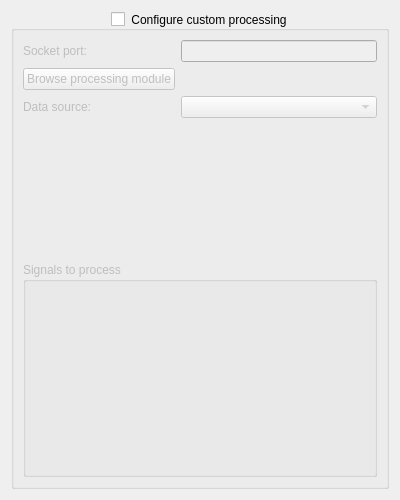
pulp-bio/biogui, file biogui/resources/processing_config_widget.ui: the form before one commit.
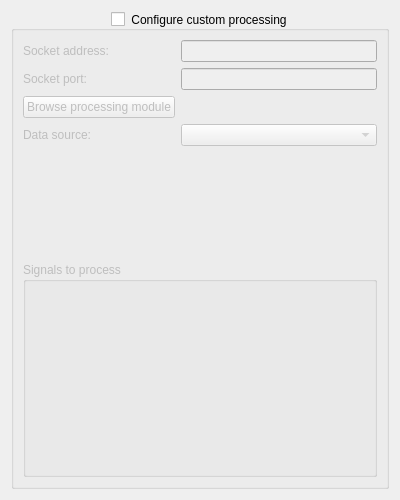
The form after the commit.

Commit message: Changed processing module

```diff
--- a/biogui/resources/processing_config_widget.ui
+++ b/biogui/resources/processing_config_widget.ui
@@ -31,7 +31,7 @@
      <layout class="QVBoxLayout" name="verticalLayout2" stretch="0,0">
       <item>
        <layout class="QFormLayout" name="formLayout2">
-        <item row="1" column="0">
+        <item row="2" column="0">
          <widget class="QPushButton" name="browseProcessingModuleButton">
           <property name="toolTip">
            <string>The module must contain specific fields</string>
@@ -41,7 +41,7 @@
           </property>
          </widget>
         </item>
-        <item row="1" column="1">
+        <item row="2" column="1">
          <widget class="QLabel" name="processingModulePathLabel">
           <property name="text">
            <string/>
@@ -51,8 +51,8 @@
           </property>
          </widget>
         </item>
-        <item row="0" column="0">
-         <widget class="QLabel" name="label1">
+        <item row="1" column="0">
+         <widget class="QLabel" name="label2">
           <property name="toolTip">
            <string>For the process to which the results will be sent</string>
           </property>
@@ -60,30 +60,40 @@
            <string>Socket port:</string>
           </property>
           <property name="alignment">
-           <set>Qt::AlignRight|Qt::AlignTrailing|Qt::AlignVCenter</set>
+           <set>Qt::AlignmentFlag::AlignRight|Qt::AlignmentFlag::AlignTrailing|Qt::AlignmentFlag::AlignVCenter</set>
           </property>
          </widget>
         </item>
-        <item row="0" column="1">
+        <item row="1" column="1">
          <widget class="QLineEdit" name="socketPortTextField"/>
         </item>
-        <item row="2" column="0">
-         <widget class="QLabel" name="label2">
+        <item row="3" column="0">
+         <widget class="QLabel" name="label3">
           <property name="text">
            <string>Data source:</string>
           </property>
           <property name="alignment">
-           <set>Qt::AlignRight|Qt::AlignTrailing|Qt::AlignVCenter</set>
+           <set>Qt::AlignmentFlag::AlignRight|Qt::AlignmentFlag::AlignTrailing|Qt::AlignmentFlag::AlignVCenter</set>
           </property>
          </widget>
         </item>
-        <item row="2" column="1">
+        <item row="3" column="1">
          <widget class="QComboBox" name="dataSourceComboBox">
           <property name="sizeAdjustPolicy">
            <enum>QComboBox::AdjustToContents</enum>
           </property>
          </widget>
         </item>
+        <item row="0" column="0">
+         <widget class="QLabel" name="label1">
+          <property name="text">
+           <string>Socket address:</string>
+          </property>
+         </widget>
+        </item>
+        <item row="0" column="1">
+         <widget class="QLineEdit" name="socketAddressTextField"/>
+        </item>
        </layout>
       </item>
       <item>
```
Left out of the diff: 5 changed lines with no effect on the pictures. The commit also changes 5 other files.
